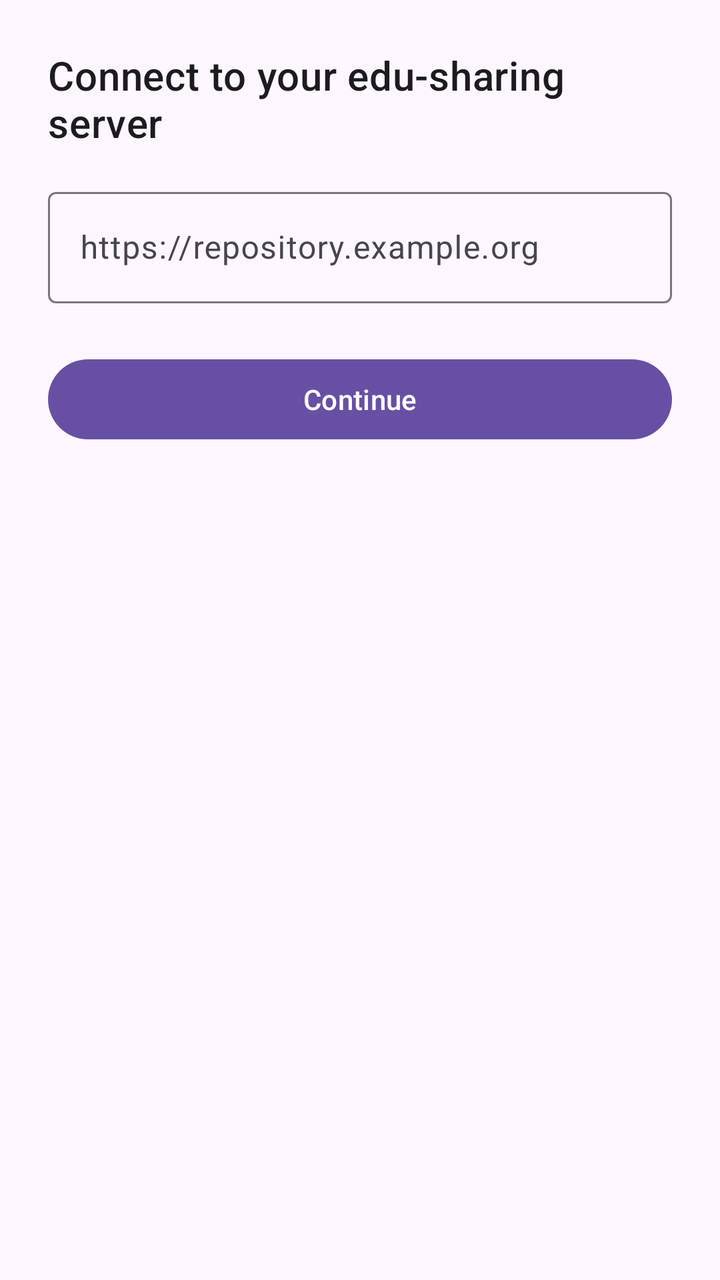
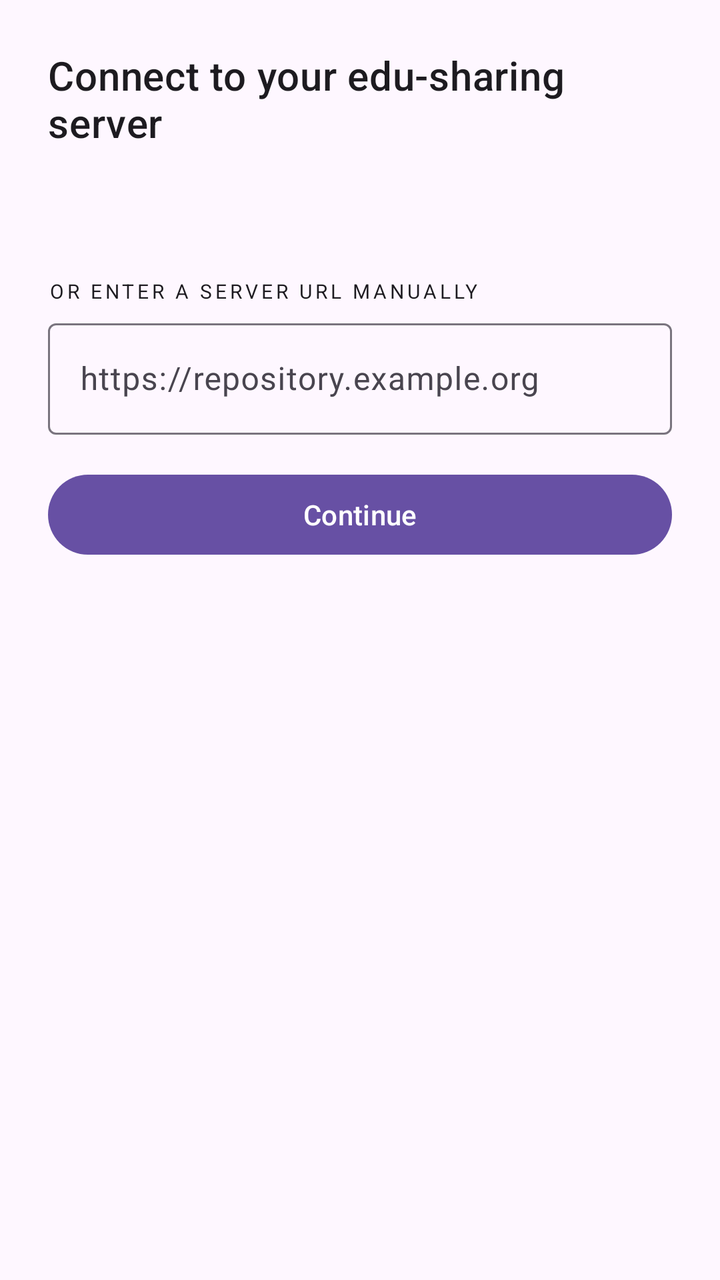

The first picture is an Android layout as it rendered before a commit; the second is the same layout after the commit. The layout source and the unified diff follow.
<!-- AndroidManifest.xml: application theme Theme.EduSharing -->
<!-- res/layout/activity_server_url.xml -->
<?xml version="1.0" encoding="utf-8"?>
<ScrollView xmlns:android="http://schemas.android.com/apk/res/android"
    android:layout_width="match_parent"
    android:layout_height="match_parent">

    <LinearLayout
        android:layout_width="match_parent"
        android:layout_height="wrap_content"
        android:orientation="vertical"
        android:padding="24dp">

        <TextView
            android:layout_width="match_parent"
            android:layout_height="wrap_content"
            android:text="@string/server_url_prompt"
            android:textAppearance="?attr/textAppearanceHeadline6"
            android:paddingBottom="16dp" />

        <com.google.android.material.textfield.TextInputLayout
            android:layout_width="match_parent"
            android:layout_height="wrap_content"
            android:hint="@string/server_url_hint">

            <com.google.android.material.textfield.TextInputEditText
                android:id="@+id/serverUrlInput"
                android:layout_width="match_parent"
                android:layout_height="wrap_content"
                android:inputType="textUri"
                android:imeOptions="actionDone"
                android:maxLines="1" />

        </com.google.android.material.textfield.TextInputLayout>

        <Button
            android:id="@+id/continueButton"
            android:layout_width="match_parent"
            android:layout_height="wrap_content"
            android:layout_marginTop="24dp"
            android:text="@string/server_url_continue" />

        
        <TextView
            android:id="@+id/knownServersHeading"
            android:layout_width="match_parent"
            android:layout_height="wrap_content"
            android:layout_marginTop="32dp"
            android:paddingBottom="4dp"
            android:text="@string/server_url_known_servers_heading"
            android:textAppearance="?attr/textAppearanceOverline"
            android:visibility="gone" />

        <LinearLayout
            android:id="@+id/knownServersContainer"
            android:layout_width="match_parent"
            android:layout_height="wrap_content"
            android:orientation="vertical" />

    </LinearLayout>

</ScrollView>
<!-- resources referenced by this layout -->
<resources>
  <string name="server_url_continue">Continue</string>
  <string name="server_url_hint">https://repository.example.org</string>
  <string name="server_url_known_servers_heading">Or choose a known server</string>
  <string name="server_url_prompt">Connect to your edu-sharing server</string>
  <style name="Theme.EduSharing" parent="Theme.Material3.DayNight.NoActionBar" />
</resources>

<!-- the commit's change to res/layout/activity_server_url.xml (unified diff, before → after) -->
@@ -15,6 +15,40 @@
             android:text="@string/server_url_prompt"
             android:textAppearance="?attr/textAppearanceHeadline6"
             android:paddingBottom="16dp" />
+
+        
+        <TextView
+            android:id="@+id/knownServersHeading"
+            android:layout_width="match_parent"
+            android:layout_height="wrap_content"
+            android:paddingBottom="4dp"
+            android:text="@string/server_url_known_servers_heading"
+            android:textAppearance="?attr/textAppearanceOverline"
+            android:visibility="gone" />
+
+        <ProgressBar
+            android:id="@+id/knownServersProgress"
+            style="?android:attr/progressBarStyleSmall"
+            android:layout_width="wrap_content"
+            android:layout_height="wrap_content"
+            android:layout_gravity="start"
+            android:layout_marginBottom="8dp" />
+
+        <LinearLayout
+            android:id="@+id/knownServersContainer"
+            android:layout_width="match_parent"
+            android:layout_height="wrap_content"
+            android:orientation="vertical" />
+
+        
+        <TextView
+            android:id="@+id/manualEntryHeading"
+            android:layout_width="match_parent"
+            android:layout_height="wrap_content"
+            android:layout_marginTop="24dp"
+            android:paddingBottom="4dp"
+            android:text="@string/server_url_manual_heading"
+            android:textAppearance="?attr/textAppearanceOverline" />
 
         <com.google.android.material.textfield.TextInputLayout
             android:layout_width="match_parent"
@@ -35,25 +69,8 @@
             android:id="@+id/continueButton"
             android:layout_width="match_parent"
             android:layout_height="wrap_content"
-            android:layout_marginTop="24dp"
+            android:layout_marginTop="16dp"
             android:text="@string/server_url_continue" />
-
-        
-        <TextView
-            android:id="@+id/knownServersHeading"
-            android:layout_width="match_parent"
-            android:layout_height="wrap_content"
-            android:layout_marginTop="32dp"
-            android:paddingBottom="4dp"
-            android:text="@string/server_url_known_servers_heading"
-            android:textAppearance="?attr/textAppearanceOverline"
-            android:visibility="gone" />
-
-        <LinearLayout
-            android:id="@+id/knownServersContainer"
-            android:layout_width="match_parent"
-            android:layout_height="wrap_content"
-            android:orientation="vertical" />
 
     </LinearLayout>
 
<!-- resource entries referenced after the edit -->
@@ -2,7 +2,8 @@
 <resources>
   <string name="server_url_continue">Continue</string>
   <string name="server_url_hint">https://repository.example.org</string>
-  <string name="server_url_known_servers_heading">Or choose a known server</string>
+  <string name="server_url_known_servers_heading">Choose a server</string>
+  <string name="server_url_manual_heading">Or enter a server URL manually</string>
   <string name="server_url_prompt">Connect to your edu-sharing server</string>
   <style name="Theme.EduSharing" parent="Theme.Material3.DayNight.NoActionBar" />
 </resources>
